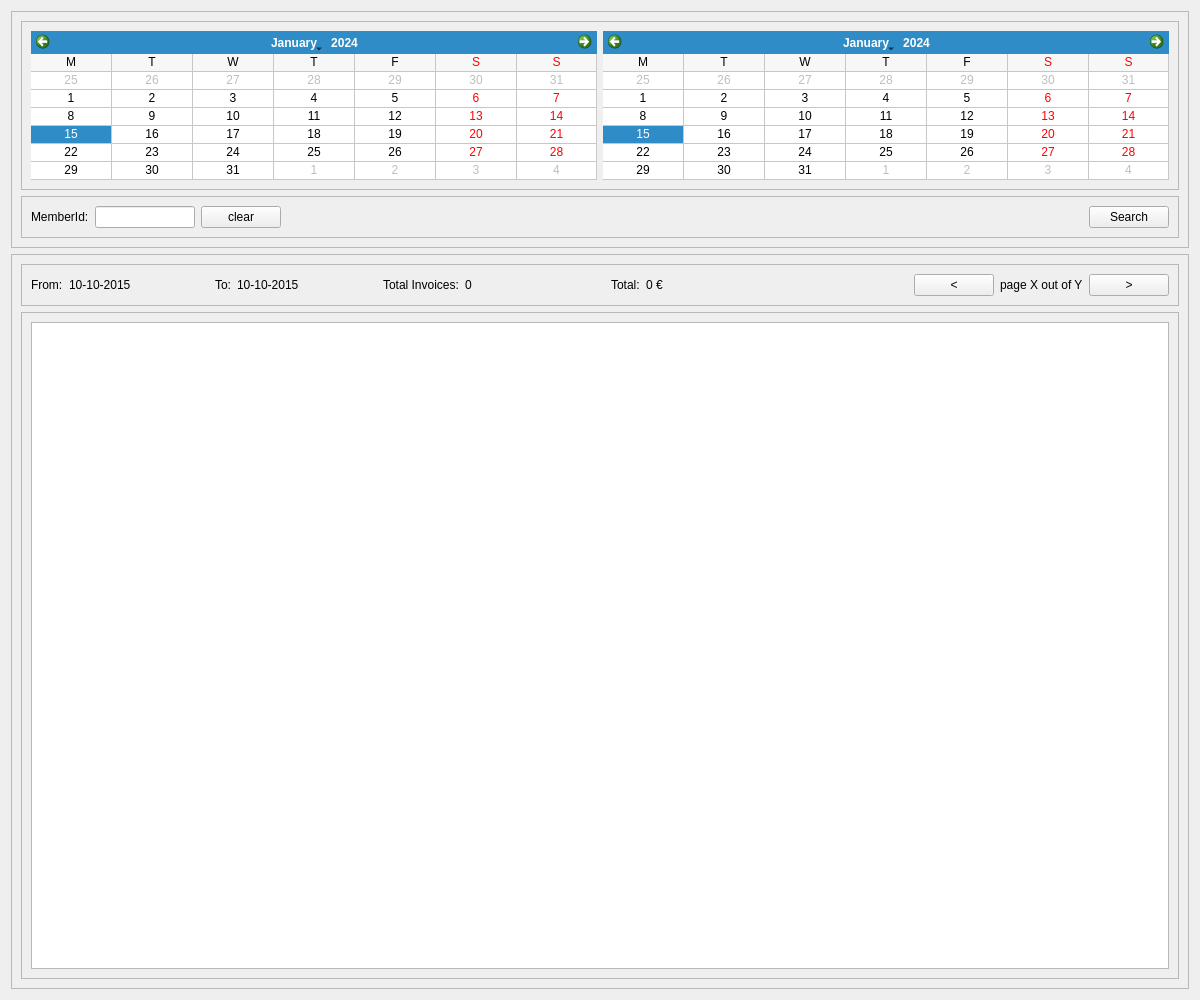
Before: the Qt Designer form penyamanager/admininvoicelistview.ui in eguzki/penyamanager, drawn with Qt 5.
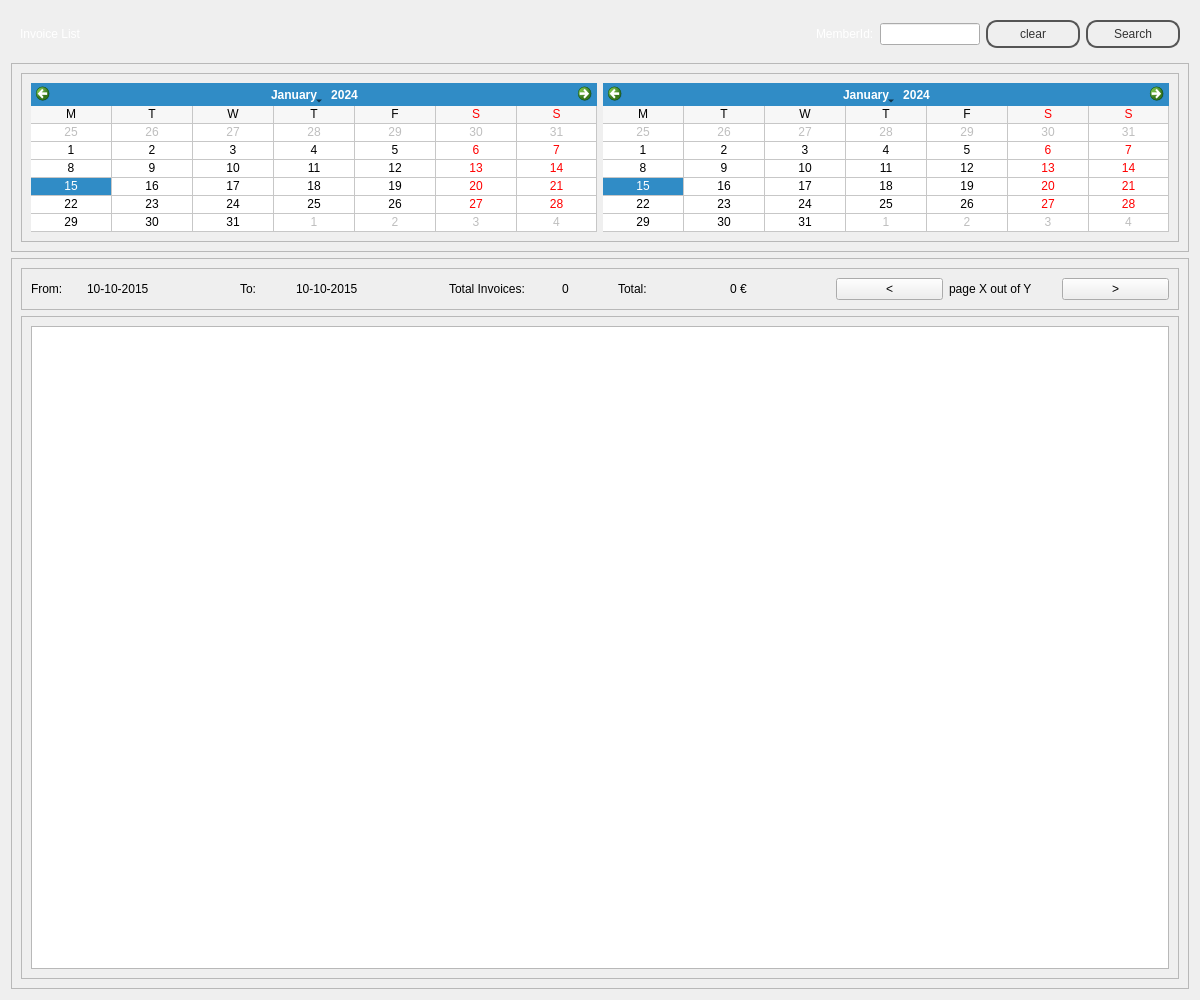
After: the same form once the commit is applied.

What changed in the file:
```diff
--- a/penyamanager/admininvoicelistview.ui
+++ b/penyamanager/admininvoicelistview.ui
@@ -19,7 +19,130 @@
   <property name="windowTitle">
    <string>Form</string>
   </property>
+  <property name="styleSheet">
+   <string notr="true">#topFrame {
+border: none;
+background: qlineargradient(x1: 0, y1: 0, x2: 0, y2: 1,
+stop: 0 #a6a6a6, stop: 0.08 #7f7f7f,
+stop: 0.39999 #717171, stop: 0.4 #626262,
+stop: 0.9 #4c4c4c, stop: 1 #333333);
+}
+
+#bottomFrame {
+border: none;
+background: white;
+}
+
+#topFrame QLabel {
+color: #fff;
+}
+
+#topFrame QPushButton {
+color: #333;
+border: 2px solid #555;
+border-radius: 11px;
+padding: 5px;
+background: qradialgradient(cx: 0.3, cy: -0.4,
+fx: 0.3, fy: -0.4,
+radius: 1.35, stop: 0 #fff, stop: 1 #888);
+min-width: 80px;
+}
+
+#topFrame QPushButton:hover {
+background: qradialgradient(cx: 0.3, cy: -0.4,
+fx: 0.3, fy: -0.4,
+radius: 1.35, stop: 0 #fff, stop: 1 #bbb);
+}
+
+#topFrame QPushButton:pressed {
+background: qradialgradient(cx: 0.4, cy: -0.1,
+fx: 0.4, fy: -0.1,
+radius: 1.35, stop: 0 #fff, stop: 1 #ddd);
+}
+</string>
+  </property>
   <layout class="QVBoxLayout" name="verticalLayout">
+   <item>
+    <widget class="QFrame" name="topFrame">
+     <property name="sizePolicy">
+      <sizepolicy hsizetype="Preferred" vsizetype="Fixed">
+       <horstretch>0</horstretch>
+       <verstretch>0</verstretch>
+      </sizepolicy>
+     </property>
+     <property name="frameShape">
+      <enum>QFrame::StyledPanel</enum>
+     </property>
+     <property name="frameShadow">
+      <enum>QFrame::Raised</enum>
+     </property>
+     <layout class="QHBoxLayout" name="horizontalLayout_4">
+      <item>
+       <widget class="QLabel" name="titleLabel">
+        <property name="text">
+         <string>Invoice List</string>
+        </property>
+       </widget>
+      </item>
+      <item>
+       <spacer name="horizontalSpacer_6">
+        <property name="orientation">
+         <enum>Qt::Horizontal</enum>
+        </property>
+        <property name="sizeHint" stdset="0">
+         <size>
+          <width>548</width>
+          <height>20</height>
+         </size>
+        </property>
+       </spacer>
+      </item>
+      <item>
+       <widget class="QLabel" name="memberIdLabel">
+        <property name="text">
+         <string>MemberId:</string>
+        </property>
+       </widget>
+      </item>
+      <item>
+       <widget class="QLineEdit" name="memberIdLineEdit">
+        <property name="sizePolicy">
+         <sizepolicy hsizetype="Fixed" vsizetype="Fixed">
+          <horstretch>0</horstretch>
+          <verstretch>0</verstretch>
+         </sizepolicy>
+        </property>
+        <property name="minimumSize">
+         <size>
+          <width>100</width>
+          <height>0</height>
+         </size>
+        </property>
+        <property name="maximumSize">
+         <size>
+          <width>100</width>
+          <height>16777215</height>
+         </size>
+        </property>
+       </widget>
+      </item>
+      <item>
+       <widget class="QPushButton" name="clearPushButton">
+        <property name="text">
+         <string>clear</string>
+        </property>
+       </widget>
+      </item>
+      <item>
+       <widget class="QPushButton" name="searchPushButton">
+        <property name="text">
+         <string>Search</string>
+        </property>
+       </widget>
+      </item>
+     </layout>
+    </widget>
+   </item>
    <item>
     <widget class="QFrame" name="searchFrame">
      <property name="sizePolicy">
@@ -73,74 +196,6 @@
         </layout>
        </widget>
       </item>
-      <item>
-       <widget class="QFrame" name="memberFrame">
-        <property name="frameShape">
-         <enum>QFrame::StyledPanel</enum>
-        </property>
-        <property name="frameShadow">
-         <enum>QFrame::Raised</enum>
-        </property>
-        <layout class="QHBoxLayout" name="horizontalLayout_2">
-         <item>
-          <widget class="QLabel" name="memberIdLabel">
-           <property name="text">
-            <string>MemberId:</string>
-           </property>
-          </widget>
-         </item>
-         <item>
-          <widget class="QLineEdit" name="memberIdLineEdit">
-           <property name="sizePolicy">
-            <sizepolicy hsizetype="Fixed" vsizetype="Fixed">
-             <horstretch>0</horstretch>
-             <verstretch>0</verstretch>
-            </sizepolicy>
-           </property>
-           <property name="minimumSize">
-            <size>
-             <width>100</width>
-             <height>0</height>
-            </size>
-           </property>
-           <property name="maximumSize">
-            <size>
-             <width>100</width>
-             <height>16777215</height>
-            </size>
-           </property>
-          </widget>
-         </item>
-         <item>
-          <widget class="QPushButton" name="clearPushButton">
-           <property name="text">
-            <string>clear</string>
-           </property>
-          </widget>
-         </item>
-         <item>
-          <spacer name="horizontalSpacer">
-           <property name="orientation">
-            <enum>Qt::Horizontal</enum>
-           </property>
-           <property name="sizeHint" stdset="0">
-            <size>
-             <width>862</width>
-             <height>20</height>
-            </size>
-           </property>
-          </spacer>
-         </item>
-         <item>
-          <widget class="QPushButton" name="searchPushButton">
-           <property name="text">
-            <string>Search</string>
-           </property>
-          </widget>
-         </item>
-        </layout>
-       </widget>
-      </item>
      </layout>
     </widget>
    </item>
@@ -164,6 +219,18 @@
         <layout class="QHBoxLayout" name="horizontalLayout_3">
          <item>
           <widget class="QLabel" name="fromDateResultLabel">
+           <property name="minimumSize">
+            <size>
+             <width>50</width>
+             <height>0</height>
+            </size>
+           </property>
+           <property name="maximumSize">
+            <size>
+             <width>50</width>
+             <height>16777215</height>
+            </size>
+           </property>
            <property name="text">
             <string>From:</string>
            </property>
@@ -206,6 +273,18 @@
          </item>
          <item>
           <widget class="QLabel" name="toDateResultLabel">
+           <property name="minimumSize">
+            <size>
+             <width>50</width>
+             <height>0</height>
+            </size>
+           </property>
+           <property name="maximumSize">
+            <size>
+             <width>50</width>
+             <height>16777215</height>
+            </size>
+           </property>
            <property name="text">
             <string>To:</string>
            </property>
@@ -257,13 +336,13 @@
           <widget class="QLabel" name="totalInvoicesValueLabel">
            <property name="minimumSize">
             <size>
-             <width>100</width>
+             <width>50</width>
              <height>0</height>
             </size>
            </property>
            <property name="maximumSize">
             <size>
-             <width>100</width>
+             <width>50</width>
              <height>16777215</height>
             </size>
            </property>
@@ -272,22 +351,6 @@
            </property>
           </widget>
          </item>
-         <item>
-          <spacer name="horizontalSpacer_5">
-           <property name="orientation">
-            <enum>Qt::Horizontal</enum>
-           </property>
-           <property name="sizeType">
-            <enum>QSizePolicy::Fixed</enum>
-           </property>
-           <property name="sizeHint" stdset="0">
-            <size>
-             <width>40</width>
-             <height>20</height>
-            </size>
-           </property>
-          </spacer>
-         </item>
          <item>
           <widget class="QLabel" name="totalCountLabel">
            <property name="text">
@@ -314,19 +377,6 @@
            </property>
           </widget>
          </item>
-         <item>
-          <spacer name="horizontalSpacer_3">
-           <property name="orientation">
-            <enum>Qt::Horizontal</enum>
-           </property>
-           <property name="sizeHint" stdset="0">
-            <size>
-             <width>376</width>
-             <height>20</height>
-            </size>
-           </property>
-          </spacer>
-         </item>
          <item>
           <widget class="QPushButton" name="prevPagePushButton">
            <property name="text">
```
